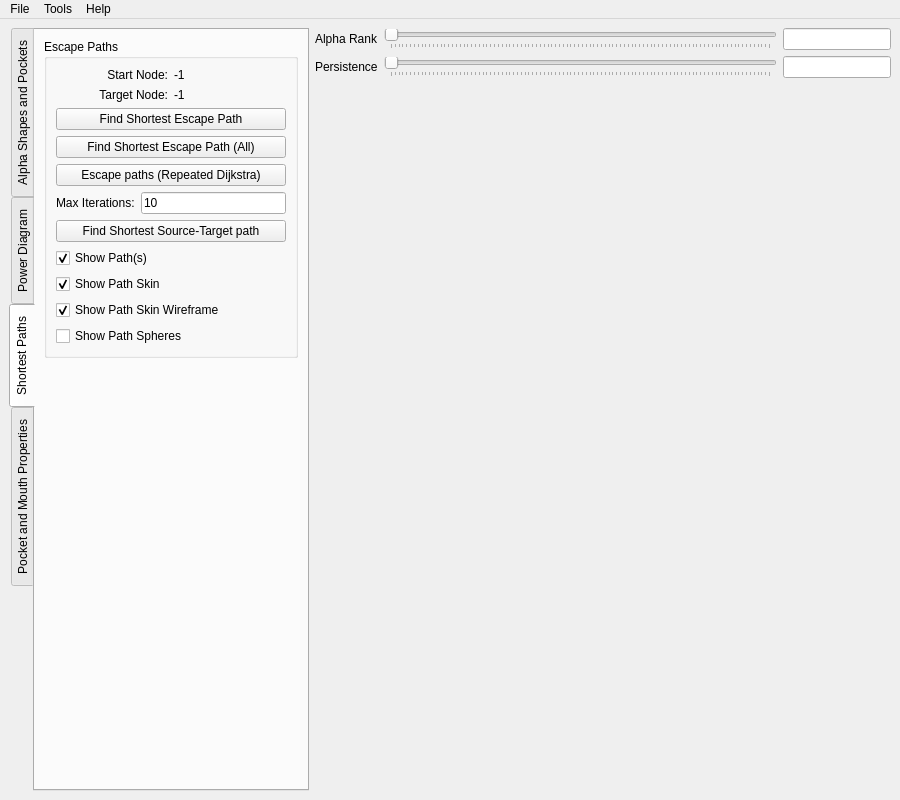
The window that mainwindowNew.ui (kamakshidasan/molecular-paths) describes before a commit, drawn with Qt 5.
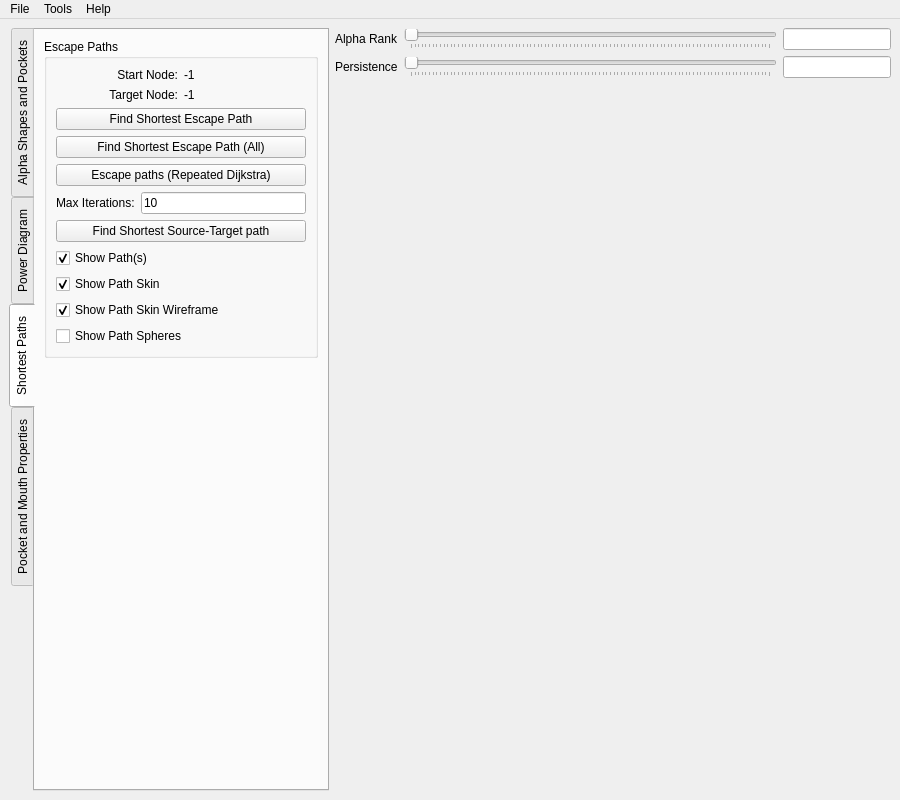
The same window after the commit. The open tabs and pages were chosen to show the change. Custom widgets are drawn as their Qt base class.

What changed in the file:
```diff
--- a/mainwindowNew.ui
+++ b/mainwindowNew.ui
@@ -19,7 +19,7 @@
      <widget class="QTabWidget" name="tabWidget">
       <property name="minimumSize">
        <size>
-        <width>300</width>
+        <width>320</width>
         <height>0</height>
        </size>
       </property>
```
Left out of the diff: 2 changed lines with no effect on the pictures.
